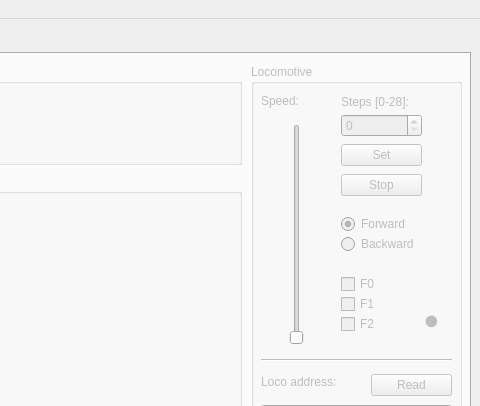
First picture: the form in main-window.ui, repository kmzbrnoI/automatic-calibration, before the edit; both pictures show x 580 to 1060 and y 0 to 406 of the 1060 by 668 pixel window.
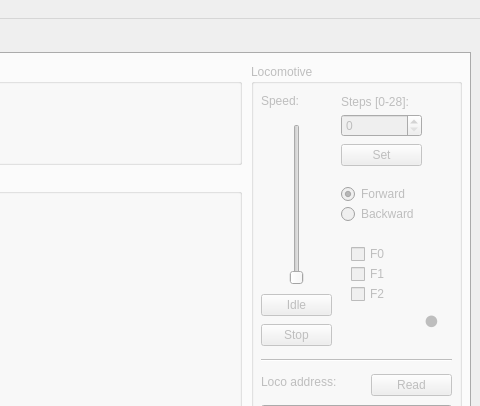
Second picture: the form after the edit.

Commit message: Ui: add 'idle' button.

Diff of the .ui file:
```diff
--- a/main-window.ui
+++ b/main-window.ui
@@ -242,7 +242,7 @@
            <x>20</x>
            <y>60</y>
            <width>51</width>
-           <height>221</height>
+           <height>161</height>
           </rect>
          </property>
          <property name="maximum">
@@ -345,9 +345,9 @@
         <widget class="QPushButton" name="b_loco_stop">
          <property name="geometry">
           <rect>
-           <x>90</x>
-           <y>110</y>
-           <width>81</width>
+           <x>10</x>
+           <y>260</y>
+           <width>71</width>
            <height>22</height>
           </rect>
          </property>
@@ -358,8 +358,8 @@
         <widget class="QCheckBox" name="chb_f0">
          <property name="geometry">
           <rect>
-           <x>90</x>
-           <y>210</y>
+           <x>100</x>
+           <y>180</y>
            <width>41</width>
            <height>20</height>
           </rect>
@@ -371,8 +371,8 @@
         <widget class="QCheckBox" name="chb_f1">
          <property name="geometry">
           <rect>
-           <x>90</x>
-           <y>230</y>
+           <x>100</x>
+           <y>200</y>
            <width>41</width>
            <height>20</height>
           </rect>
@@ -410,8 +410,8 @@
         <widget class="QCheckBox" name="chb_f2">
          <property name="geometry">
           <rect>
-           <x>90</x>
-           <y>250</y>
+           <x>100</x>
+           <y>220</y>
            <width>41</width>
            <height>20</height>
           </rect>
@@ -437,7 +437,7 @@
          <property name="geometry">
           <rect>
            <x>90</x>
-           <y>150</y>
+           <y>120</y>
            <width>102</width>
            <height>20</height>
           </rect>
@@ -456,7 +456,7 @@
          <property name="geometry">
           <rect>
            <x>90</x>
-           <y>170</y>
+           <y>140</y>
            <width>102</width>
            <height>20</height>
           </rect>
@@ -489,6 +489,19 @@
           <set>Qt::AlignCenter</set>
          </property>
         </widget>
+        <widget class="QPushButton" name="b_loco_idle">
+         <property name="geometry">
+          <rect>
+           <x>10</x>
+           <y>230</y>
+           <width>71</width>
+           <height>22</height>
+          </rect>
+         </property>
+         <property name="text">
+          <string>Idle</string>
+         </property>
+        </widget>
        </widget>
        <widget class="QGroupBox" name="gb_cal_graph">
         <property name="geometry">
```
The commit also changes 2 other files.
